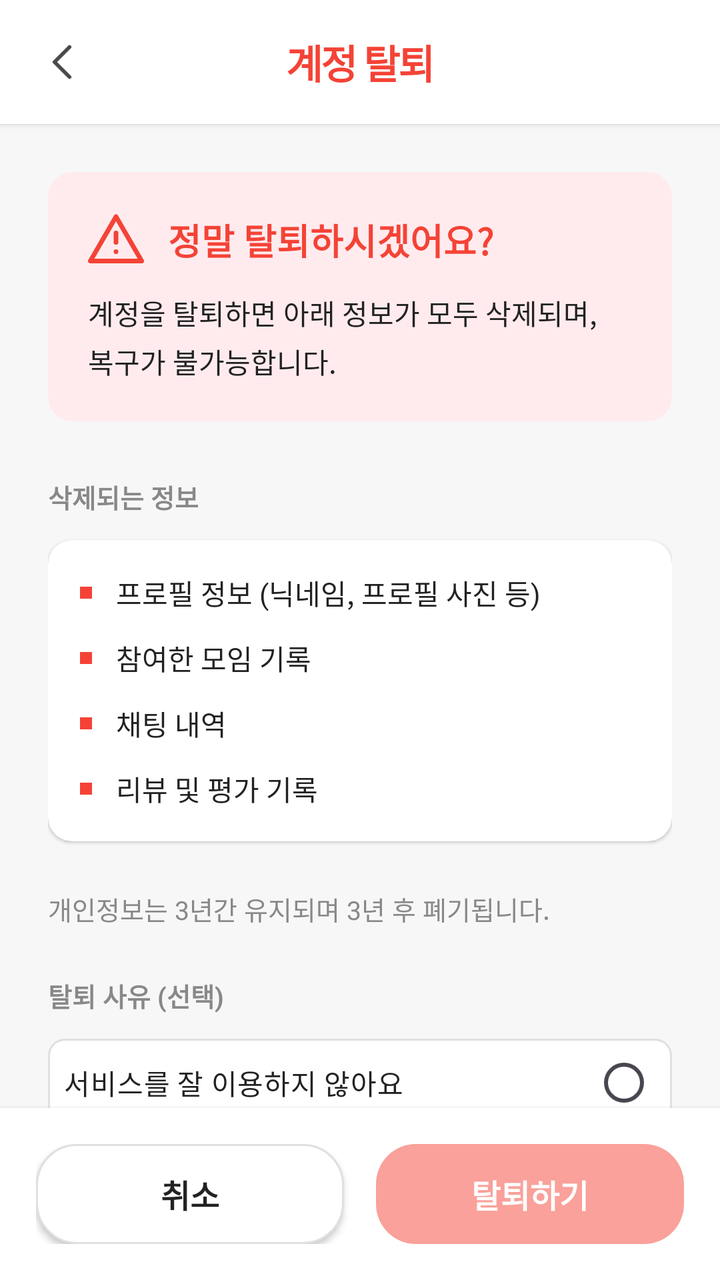
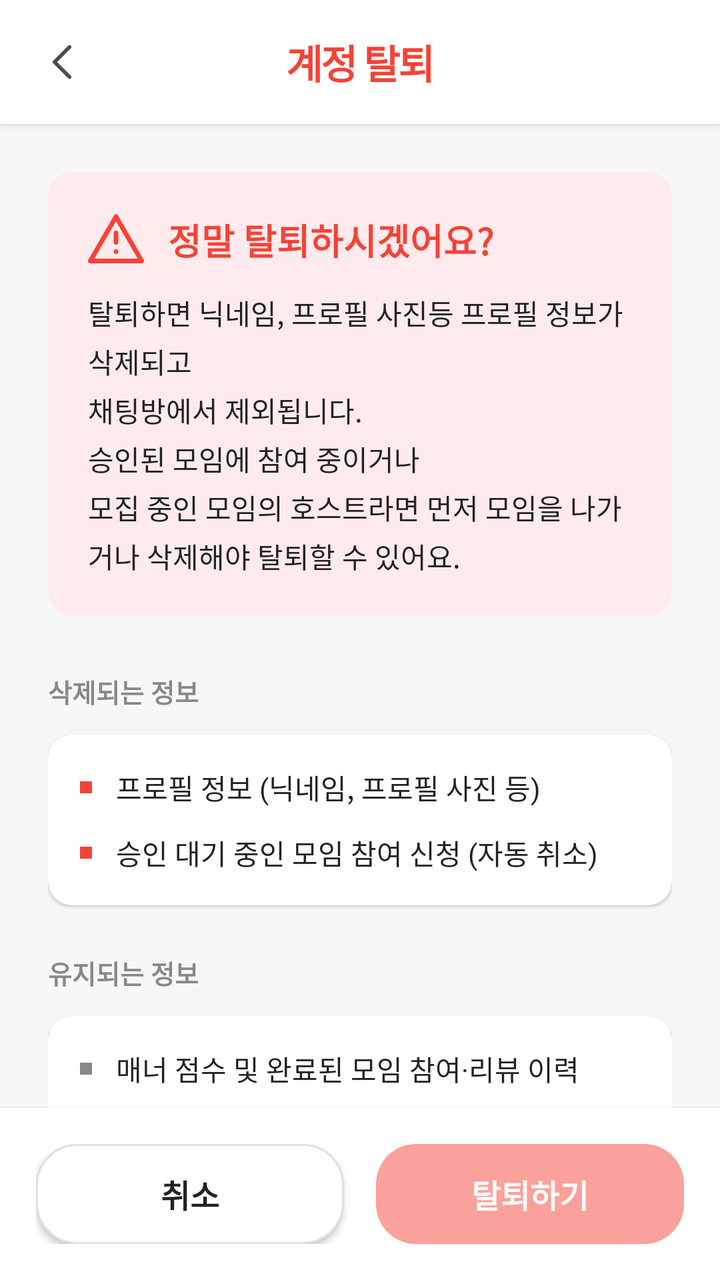

The first picture is an Android layout as it rendered before a commit; the second is the same layout after the commit. The layout source and the unified diff follow.
<!-- AndroidManifest.xml: application theme Theme.Honbabapp -->
<!-- res/layout/page_profile_delete_account.xml -->
<?xml version="1.0" encoding="utf-8"?>
<LinearLayout xmlns:android="http://schemas.android.com/apk/res/android"
    xmlns:app="http://schemas.android.com/apk/res-auto"
    android:layout_width="match_parent"
    android:layout_height="match_parent"
    android:orientation="vertical"
    android:background="@color/bg_200">

    
    <LinearLayout
        android:layout_width="match_parent"
        android:layout_height="wrap_content"
        android:orientation="horizontal"
        android:gravity="center_vertical"
        android:padding="16dp"
        android:background="@color/bg_100"
        android:elevation="2dp">

        <ImageButton
            android:id="@+id/btn_back"
            android:layout_width="30dp"
            android:layout_height="30dp"
            android:src="@drawable/ic_arrow_back"
            android:scaleType="centerCrop"
            android:background="@color/white"
            android:layout_marginEnd="12dp" />

        <TextView
            android:layout_width="0dp"
            android:layout_height="wrap_content"
            android:layout_weight="1"
            android:text="계정 탈퇴"
            android:textColor="@color/error_red"
            android:textSize="20sp"
            android:textStyle="bold"
            android:gravity="center"
            android:letterSpacing="-0.05"
            android:layout_marginEnd="42dp"/>

    </LinearLayout>

    <ScrollView
        android:layout_width="match_parent"
        android:layout_height="0dp"
        android:layout_weight="1"
        android:fillViewport="true"
        android:scrollbars="none">

        <LinearLayout
            android:layout_width="match_parent"
            android:layout_height="wrap_content"
            android:orientation="vertical"
            android:padding="24dp">

            
            <androidx.cardview.widget.CardView
                android:layout_width="match_parent"
                android:layout_height="wrap_content"
                android:layout_marginBottom="28dp"
                app:cardCornerRadius="12dp"
                app:cardElevation="0dp"
                app:cardBackgroundColor="#FFEBEE">

                <LinearLayout
                    android:layout_width="match_parent"
                    android:layout_height="wrap_content"
                    android:orientation="vertical"
                    android:padding="20dp">

                    <LinearLayout
                        android:layout_width="match_parent"
                        android:layout_height="wrap_content"
                        android:orientation="horizontal"
                        android:gravity="center_vertical"
                        android:layout_marginBottom="12dp">

                        <ImageView
                            android:layout_width="28dp"
                            android:layout_height="28dp"
                            android:src="@drawable/ic_warning"
                            app:tint="@color/error_red"
                            android:layout_marginEnd="12dp" />

                        <TextView
                            android:layout_width="wrap_content"
                            android:layout_height="wrap_content"
                            android:text="정말 탈퇴하시겠어요?"
                            android:textColor="@color/error_red"
                            android:textSize="18sp"
                            android:textStyle="bold" />

                    </LinearLayout>

                    <TextView
                        android:layout_width="match_parent"
                        android:layout_height="wrap_content"
                        android:text="계정을 탈퇴하면 아래 정보가 모두 삭제되며,\n복구가 불가능합니다."
                        android:textColor="@color/text_100"
                        android:textSize="14sp"
                        android:lineSpacingExtra="4dp" />

                </LinearLayout>

            </androidx.cardview.widget.CardView>

            
            <TextView
                android:layout_width="wrap_content"
                android:layout_height="wrap_content"
                android:text="삭제되는 정보"
                android:textColor="@color/text_200"
                android:textSize="13sp"
                android:textStyle="bold"
                android:layout_marginBottom="12dp" />

            <androidx.cardview.widget.CardView
                android:layout_width="match_parent"
                android:layout_height="wrap_content"
                android:layout_marginBottom="24dp"
                app:cardCornerRadius="12dp"
                app:cardElevation="1dp"
                app:cardBackgroundColor="@color/bg_100">

                <LinearLayout
                    android:layout_width="match_parent"
                    android:layout_height="wrap_content"
                    android:orientation="vertical"
                    android:padding="16dp">

                    
                    <LinearLayout
                        android:layout_width="match_parent"
                        android:layout_height="wrap_content"
                        android:orientation="horizontal"
                        android:gravity="center_vertical"
                        android:layout_marginBottom="12dp">

                        <View
                            android:layout_width="6dp"
                            android:layout_height="6dp"
                            android:background="@color/error_red"
                            android:layout_marginEnd="12dp" />

                        <TextView
                            android:layout_width="wrap_content"
                            android:layout_height="wrap_content"
                            android:text="프로필 정보 (닉네임, 프로필 사진 등)"
                            android:textColor="@color/text_100"
                            android:textSize="14sp" />

                    </LinearLayout>

                    
                    <LinearLayout
                        android:layout_width="match_parent"
                        android:layout_height="wrap_content"
                        android:orientation="horizontal"
                        android:gravity="center_vertical"
                        android:layout_marginBottom="12dp">

                        <View
                            android:layout_width="6dp"
                            android:layout_height="6dp"
                            android:background="@color/error_red"
                            android:layout_marginEnd="12dp" />

                        <TextView
                            android:layout_width="wrap_content"
                            android:layout_height="wrap_content"
                            android:text="참여한 모임 기록"
                            android:textColor="@color/text_100"
                            android:textSize="14sp" />

                    </LinearLayout>

                    
                    <LinearLayout
                        android:layout_width="match_parent"
                        android:layout_height="wrap_content"
                        android:orientation="horizontal"
                        android:gravity="center_vertical"
                        android:layout_marginBottom="12dp">

                        <View
                            android:layout_width="6dp"
                            android:layout_height="6dp"
                            android:background="@color/error_red"
                            android:layout_marginEnd="12dp" />

                        <TextView
                            android:layout_width="wrap_content"
                            android:layout_height="wrap_content"
                            android:text="채팅 내역"
                            android:textColor="@color/text_100"
                            android:textSize="14sp" />

                    </LinearLayout>

                    
                    <LinearLayout
                        android:layout_width="match_parent"
                        android:layout_height="wrap_content"
                        android:orientation="horizontal"
                        android:gravity="center_vertical">

                        <View
                            android:layout_width="6dp"
                            android:layout_height="6dp"
                            android:background="@color/error_red"
                            android:layout_marginEnd="12dp" />

                        <TextView
                            android:layout_width="wrap_content"
                            android:layout_height="wrap_content"
                            android:text="리뷰 및 평가 기록"
                            android:textColor="@color/text_100"
                            android:textSize="14sp" />

                    </LinearLayout>

                </LinearLayout>

            </androidx.cardview.widget.CardView>

            
            <TextView
                android:layout_width="match_parent"
                android:layout_height="wrap_content"
                android:layout_marginBottom="24dp"
                android:text="개인정보는 3년간 유지되며 3년 후 폐기됩니다."
                android:textColor="@color/text_200"
                android:textSize="13sp"
                android:lineSpacingExtra="4dp" />

            
            <TextView
                android:layout_width="wrap_content"
                android:layout_height="wrap_content"
                android:text="탈퇴 사유 (선택)"
                android:textColor="@color/text_200"
                android:textSize="13sp"
                android:textStyle="bold"
                android:layout_marginBottom="12dp" />

            <RadioGroup
                android:id="@+id/radio_group_reason"
                android:layout_width="match_parent"
                android:layout_height="wrap_content"
                android:layout_marginBottom="16dp">

                <RadioButton
                    android:id="@+id/radio_reason_1"
                    android:layout_width="match_parent"
                    android:layout_height="44dp"
                    android:text="서비스를 잘 이용하지 않아요"
                    android:textColor="@color/text_100"
                    android:textSize="14sp"
                    android:padding="8dp"
                    android:background="@drawable/radiobutton_category_background"
                    android:button="@null"
                    android:drawableEnd="?android:attr/listChoiceIndicatorSingle"
                    android:layout_marginBottom="8dp" />

                <RadioButton
                    android:id="@+id/radio_reason_2"
                    android:layout_width="match_parent"
                    android:layout_height="44dp"
                    android:text="원하는 모임을 찾기 어려워요"
                    android:textColor="@color/text_100"
                    android:textSize="14sp"
                    android:padding="8dp"
                    android:background="@drawable/radiobutton_category_background"
                    android:button="@null"
                    android:drawableEnd="?android:attr/listChoiceIndicatorSingle"
                    android:layout_marginBottom="8dp" />

                <RadioButton
                    android:id="@+id/radio_reason_3"
                    android:layout_width="match_parent"
                    android:layout_height="44dp"
                    android:text="앱 사용이 불편해요"
                    android:textColor="@color/text_100"
                    android:textSize="14sp"
                    android:padding="8dp"
                    android:background="@drawable/radiobutton_category_background"
                    android:button="@null"
                    android:drawableEnd="?android:attr/listChoiceIndicatorSingle"
                    android:layout_marginBottom="8dp" />

                <RadioButton
                    android:id="@+id/radio_reason_4"
                    android:layout_width="match_parent"
                    android:layout_height="44dp"
                    android:text="기타"
                    android:textColor="@color/text_100"
                    android:textSize="14sp"
                    android:padding="8dp"
                    android:background="@drawable/radiobutton_category_background"
                    android:button="@null"
                    android:drawableEnd="?android:attr/listChoiceIndicatorSingle" />

            </RadioGroup>

            
            <EditText
                android:id="@+id/et_other_reason"
                android:layout_width="match_parent"
                android:layout_height="80dp"
                android:hint="탈퇴 사유를 입력해 주세요 (선택)"
                android:textColorHint="@color/text_200"
                android:textColor="@color/text_100"
                android:textSize="14sp"
                android:background="@drawable/edittext_background"
                android:paddingHorizontal="16dp"
                android:paddingVertical="12dp"
                android:gravity="top"
                android:inputType="textMultiLine"
                android:maxLength="200"
                android:visibility="gone"
                android:layout_marginBottom="24dp" />

            
            <LinearLayout
                android:layout_width="match_parent"
                android:layout_height="wrap_content"
                android:orientation="horizontal"
                android:gravity="center_vertical"
                android:layout_marginBottom="16dp">

                <CheckBox
                    android:id="@+id/checkbox_agree"
                    android:layout_width="24dp"
                    android:layout_height="24dp"
                    android:layout_marginEnd="12dp"
                    android:button="@null"
                    android:background="@drawable/checkbox_background" />

                <TextView
                    android:layout_width="wrap_content"
                    android:layout_height="wrap_content"
                    android:text="위 내용을 확인했으며, 탈퇴에 동의합니다."
                    android:textColor="@color/text_100"
                    android:textSize="14sp" />

            </LinearLayout>

        </LinearLayout>

    </ScrollView>

    
    <LinearLayout
        android:layout_width="match_parent"
        android:layout_height="wrap_content"
        android:background="@color/bg_100"
        android:padding="18dp"
        android:orientation="horizontal"
        android:elevation="4dp">

        <Button
            android:id="@+id/btn_cancel"
            android:layout_width="0dp"
            android:layout_height="50dp"
            android:layout_weight="1"
            android:text="취소"
            android:textColor="@color/text_100"
            android:textSize="16sp"
            android:textStyle="bold"
            android:background="@drawable/button_outline_background"
            android:layout_marginEnd="8dp"/>

        <Button
            android:id="@+id/btn_delete_account"
            android:layout_width="0dp"
            android:layout_height="50dp"
            android:layout_weight="1"
            android:text="탈퇴하기"
            android:textColor="@color/white"
            android:textSize="16sp"
            android:textStyle="bold"
            android:background="@drawable/button_danger_background"
            android:enabled="false"
            android:alpha="0.5"
            android:layout_marginStart="8dp"/>

    </LinearLayout>

</LinearLayout>
<!-- resources referenced by this layout -->
<resources>
  <color name="bg_100">#FFFFFF</color>
  <color name="bg_200">#F7F7F7</color>
  <color name="error_red">#F44336</color>
  <color name="text_100">#222222</color>
  <color name="text_200">#888888</color>
  <color name="white">#FFFFFFFF</color>
  <!-- drawable button_danger_background (drawable) -->
  <?xml version="1.0" encoding="utf-8"?>
  <selector xmlns:android="http://schemas.android.com/apk/res/android">
  
      
      <item android:state_pressed="true">
          <shape android:shape="rectangle">
              <solid android:color="#D32F2F" />
              <corners android:radius="20dp" />
          </shape>
      </item>
  
      
      <item>
          <shape android:shape="rectangle">
              <solid android:color="@color/error_red" />
              <corners android:radius="20dp" />
          </shape>
      </item>
  
  </selector>
  <!-- drawable button_outline_background (drawable) -->
  <?xml version="1.0" encoding="utf-8"?>
  <selector xmlns:android="http://schemas.android.com/apk/res/android">
  
      
      <item android:state_pressed="true">
          <shape android:shape="rectangle">
              <solid android:color="@color/bg_200" />
              <stroke
                  android:width="1dp"
                  android:color="@color/border_100" />
              <corners android:radius="20dp" />
          </shape>
      </item>
  
      
      <item>
          <shape android:shape="rectangle">
              <solid android:color="@color/bg_100" />
              <stroke
                  android:width="1dp"
                  android:color="@color/border_100" />
              <corners android:radius="20dp" />
          </shape>
      </item>
  
  </selector>
  <!-- drawable edittext_background (drawable) -->
  <?xml version="1.0" encoding="utf-8"?>
  <selector xmlns:android="http://schemas.android.com/apk/res/android">
  
  
      <item android:state_focused="true">
          <shape android:shape="rectangle">
              <solid android:color="@color/bg_100"/>
              <corners android:radius="8dp"/>
              <stroke
                  android:width="2dp"
                  android:color="@color/primary_100"/>
          </shape>
      </item>
  
  
      <item>
          <shape android:shape="rectangle">
              <solid android:color="@color/bg_100"/>
              <corners android:radius="8dp"/>
              <stroke
                  android:width="1dp"
                  android:color="@color/border_100"/>
          </shape>
      </item>
  
  </selector>
  <!-- drawable ic_arrow_back (drawable) -->
  <vector xmlns:android="http://schemas.android.com/apk/res/android"
      android:width="24dp"
      android:height="24dp"
      android:viewportWidth="24"
      android:viewportHeight="24">
  
    <path
        android:pathData="M15,18L9,12L15,6"
        android:strokeColor="#4A4A4A"
        android:strokeWidth="1.5"
        android:strokeLineCap="round"
        android:strokeLineJoin="round"
        android:fillColor="@android:color/transparent"/>
  </vector>
  <style name="Theme.Honbabapp" parent="Base.Theme.Honbabapp">
          <item name="android:windowIsTranslucent">true</item>
      </style>
  <color name="border_100">#E0E0E0</color>
  <color name="primary_100">#FF8A30</color>
  <color name="primary_200">#FF6F0F</color>
  <color name="accent_100">#00C7AE</color>
  <color name="accent_200">#2B2B2B</color>
  <!-- unchanged entries left out for length: 4 -->
</resources>

<!-- the commit's change to res/layout/page_profile_delete_account.xml (unified diff, before → after) -->
@@ -94,7 +94,7 @@
                     <TextView
                         android:layout_width="match_parent"
                         android:layout_height="wrap_content"
-                        android:text="계정을 탈퇴하면 아래 정보가 모두 삭제되며,\n복구가 불가능합니다."
+                        android:text="탈퇴하면 닉네임, 프로필 사진등 프로필 정보가 삭제되고\n채팅방에서 제외됩니다.\n승인된 모임에 참여 중이거나 \n모집 중인 모임의 호스트라면 먼저 모임을 나가거나 삭제해야 탈퇴할 수 있어요."
                         android:textColor="@color/text_100"
                         android:textSize="14sp"
                         android:lineSpacingExtra="4dp" />
@@ -155,8 +155,7 @@
                         android:layout_width="match_parent"
                         android:layout_height="wrap_content"
                         android:orientation="horizontal"
-                        android:gravity="center_vertical"
-                        android:layout_marginBottom="12dp">
+                        android:gravity="center_vertical">
 
                         <View
                             android:layout_width="6dp"
@@ -167,13 +166,39 @@
                         <TextView
                             android:layout_width="wrap_content"
                             android:layout_height="wrap_content"
-                            android:text="참여한 모임 기록"
+                            android:text="승인 대기 중인 모임 참여 신청 (자동 취소)"
                             android:textColor="@color/text_100"
                             android:textSize="14sp" />
 
                     </LinearLayout>
 
-                    
+                </LinearLayout>
+
+            </androidx.cardview.widget.CardView>
+
+            
+            <TextView
+                android:layout_width="wrap_content"
+                android:layout_height="wrap_content"
+                android:text="유지되는 정보"
+                android:textColor="@color/text_200"
+                android:textSize="13sp"
+                android:textStyle="bold"
+                android:layout_marginBottom="12dp" />
+
+            <androidx.cardview.widget.CardView
+                android:layout_width="match_parent"
+                android:layout_height="wrap_content"
+                app:cardCornerRadius="12dp"
+                app:cardElevation="1dp"
+                app:cardBackgroundColor="@color/bg_100">
+
+                <LinearLayout
+                    android:layout_width="match_parent"
+                    android:layout_height="wrap_content"
+                    android:orientation="vertical"
+                    android:padding="16dp">
+
                     <LinearLayout
                         android:layout_width="match_parent"
                         android:layout_height="wrap_content"
@@ -184,19 +209,18 @@
                         <View
                             android:layout_width="6dp"
                             android:layout_height="6dp"
-                            android:background="@color/error_red"
+                            android:background="@color/text_200"
                             android:layout_marginEnd="12dp" />
 
                         <TextView
                             android:layout_width="wrap_content"
                             android:layout_height="wrap_content"
-                            android:text="채팅 내역"
+                            android:text="매너 점수 및 완료된 모임 참여·리뷰 이력"
                             android:textColor="@color/text_100"
                             android:textSize="14sp" />
 
                     </LinearLayout>
 
-                    
                     <LinearLayout
                         android:layout_width="match_parent"
                         android:layout_height="wrap_content"
@@ -206,13 +230,13 @@
                         <View
                             android:layout_width="6dp"
                             android:layout_height="6dp"
-                            android:background="@color/error_red"
+                            android:background="@color/text_200"
                             android:layout_marginEnd="12dp" />
 
                         <TextView
                             android:layout_width="wrap_content"
                             android:layout_height="wrap_content"
-                            android:text="리뷰 및 평가 기록"
+                            android:text="전화번호, 성별, 생년월일, 지역 정보"
                             android:textColor="@color/text_100"
                             android:textSize="14sp" />
 
@@ -226,8 +250,9 @@
             <TextView
                 android:layout_width="match_parent"
                 android:layout_height="wrap_content"
+                android:layout_marginTop="16dp"
                 android:layout_marginBottom="24dp"
-                android:text="개인정보는 3년간 유지되며 3년 후 폐기됩니다."
+                android:text="탈퇴 후 동일한 카카오/구글 계정 또는 이메일로 재가입하면 위 유지 정보와 함께 계정이 복구될 수 있습니다."
                 android:textColor="@color/text_200"
                 android:textSize="13sp"
                 android:lineSpacingExtra="4dp" />
